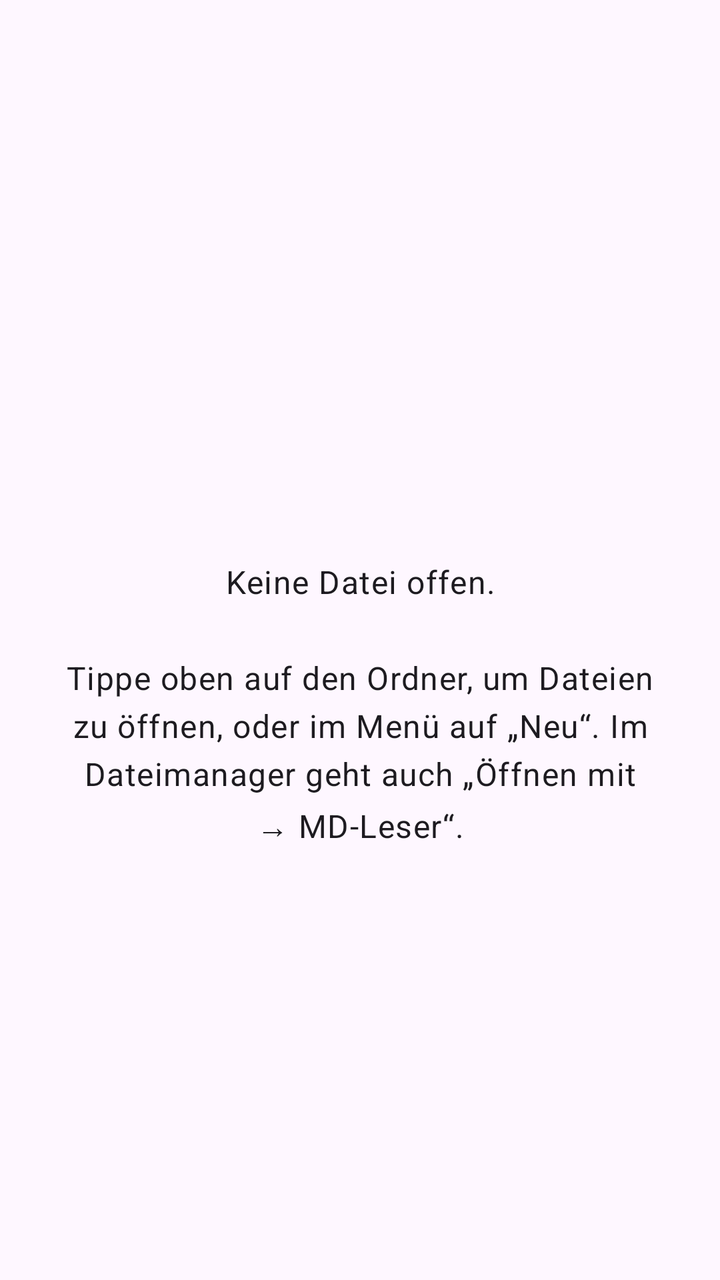
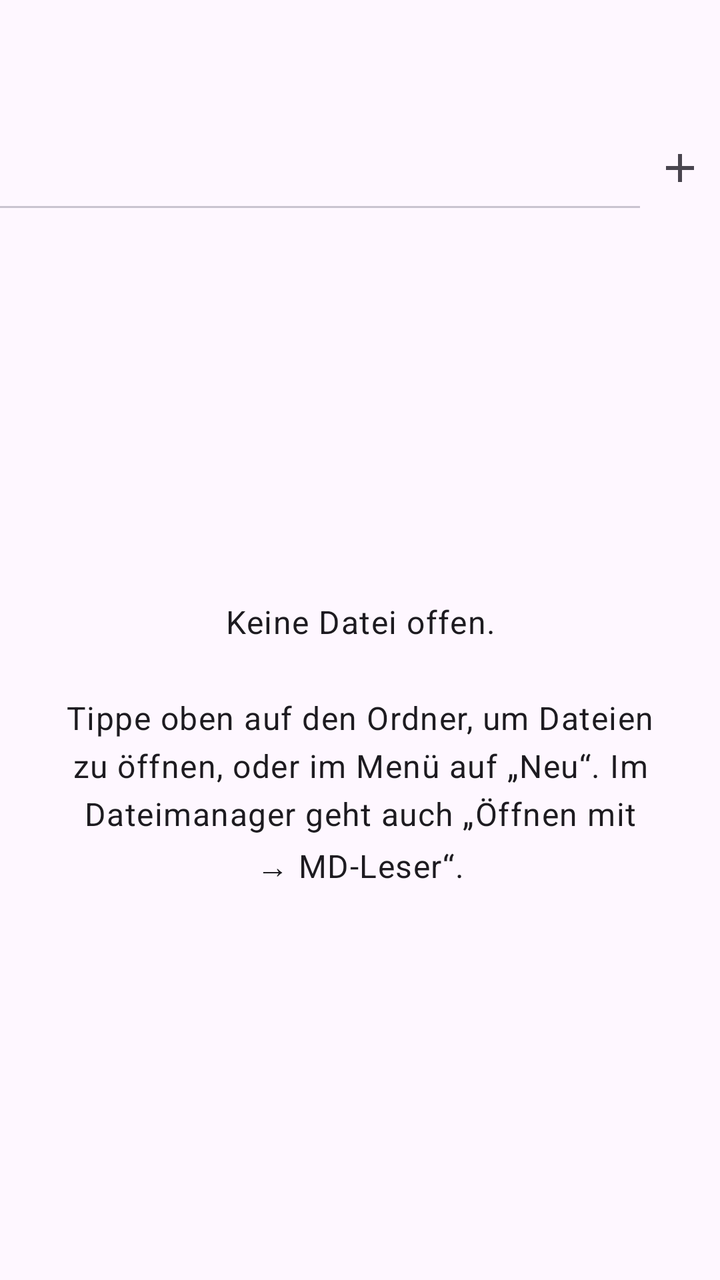

Screens rendered from an Android XML layout before and after an edit, with the pre-edit source and the edit as a unified diff.
<!-- AndroidManifest.xml: application theme Theme.MdLeser -->
<!-- res/layout/activity_main.xml -->
<?xml version="1.0" encoding="utf-8"?>
<LinearLayout xmlns:android="http://schemas.android.com/apk/res/android"
    xmlns:app="http://schemas.android.com/apk/res-auto"
    android:id="@+id/root"
    android:layout_width="match_parent"
    android:layout_height="match_parent"
    android:orientation="vertical">

    <com.google.android.material.appbar.MaterialToolbar
        android:id="@+id/toolbar"
        android:layout_width="match_parent"
        android:layout_height="?attr/actionBarSize" />

    <com.google.android.material.tabs.TabLayout
        android:id="@+id/tabs"
        android:layout_width="match_parent"
        android:layout_height="40dp"
        android:visibility="gone"
        app:tabGravity="start"
        app:tabMode="scrollable"
        app:tabPaddingEnd="4dp"
        app:tabPaddingStart="12dp" />

    <include layout="@layout/search_panel" />

    <FrameLayout
        android:id="@+id/content"
        android:layout_width="match_parent"
        android:layout_height="0dp"
        android:layout_weight="1">

        
        <androidx.core.widget.NestedScrollView
            android:id="@+id/scroll"
            android:layout_width="match_parent"
            android:layout_height="match_parent"
            android:visibility="gone">

            <TextView
                android:id="@+id/text"
                android:layout_width="match_parent"
                android:layout_height="wrap_content"
                android:lineSpacingMultiplier="1.15"
                android:paddingStart="18dp"
                android:paddingTop="12dp"
                android:paddingEnd="18dp"
                android:paddingBottom="48dp"
                android:textColor="?android:attr/textColorPrimary" />
        </androidx.core.widget.NestedScrollView>

        
        <io.github.rosemoe.sora.widget.CodeEditor
            android:id="@+id/editor"
            android:layout_width="match_parent"
            android:layout_height="match_parent"
            android:visibility="gone" />

        <TextView
            android:id="@+id/empty"
            android:layout_width="match_parent"
            android:layout_height="match_parent"
            android:gravity="center"
            android:padding="32dp"
            android:text="@string/leer"
            android:textAppearance="?attr/textAppearanceBodyLarge" />

        <ProgressBar
            android:id="@+id/progress"
            android:layout_width="wrap_content"
            android:layout_height="wrap_content"
            android:layout_gravity="center"
            android:visibility="gone" />
    </FrameLayout>
</LinearLayout>
<!-- res/layout/search_panel.xml (included above) -->
<?xml version="1.0" encoding="utf-8"?>
<LinearLayout xmlns:android="http://schemas.android.com/apk/res/android"
    android:id="@+id/search_panel"
    android:layout_width="match_parent"
    android:layout_height="wrap_content"
    android:background="?attr/colorSurfaceContainer"
    android:orientation="vertical"
    android:paddingStart="8dp"
    android:paddingEnd="4dp"
    android:paddingBottom="2dp"
    android:visibility="gone">

    <LinearLayout
        android:layout_width="match_parent"
        android:layout_height="wrap_content"
        android:gravity="center_vertical"
        android:orientation="horizontal">

        <EditText
            android:id="@+id/search_query"
            android:layout_width="0dp"
            android:layout_height="wrap_content"
            android:layout_weight="1"
            android:hint="@string/suchen"
            android:imeOptions="actionSearch|flagNoExtractUi"
            android:importantForAutofill="no"
            android:inputType="text|textNoSuggestions"
            android:singleLine="true" />

        <TextView
            android:id="@+id/search_count"
            android:layout_width="wrap_content"
            android:layout_height="wrap_content"
            android:minWidth="44dp"
            android:gravity="center"
            android:textAppearance="?attr/textAppearanceLabelMedium" />

        <ImageButton
            android:id="@+id/search_prev"
            android:layout_width="40dp"
            android:layout_height="40dp"
            android:background="?attr/selectableItemBackgroundBorderless"
            android:contentDescription="@string/vorheriger"
            android:src="@drawable/ic_up" />

        <ImageButton
            android:id="@+id/search_next"
            android:layout_width="40dp"
            android:layout_height="40dp"
            android:background="?attr/selectableItemBackgroundBorderless"
            android:contentDescription="@string/naechster"
            android:src="@drawable/ic_down" />

        <ImageButton
            android:id="@+id/search_close"
            android:layout_width="40dp"
            android:layout_height="40dp"
            android:background="?attr/selectableItemBackgroundBorderless"
            android:contentDescription="@string/schliessen"
            android:src="@drawable/ic_close" />
    </LinearLayout>

    <LinearLayout
        android:id="@+id/replace_row"
        android:layout_width="match_parent"
        android:layout_height="wrap_content"
        android:gravity="center_vertical"
        android:orientation="horizontal">

        <EditText
            android:id="@+id/replace_text"
            android:layout_width="0dp"
            android:layout_height="wrap_content"
            android:layout_weight="1"
            android:hint="@string/ersetzen_durch"
            android:imeOptions="actionDone|flagNoExtractUi"
            android:importantForAutofill="no"
            android:inputType="text|textNoSuggestions"
            android:singleLine="true" />

        <Button
            android:id="@+id/replace_one"
            style="?attr/borderlessButtonStyle"
            android:layout_width="wrap_content"
            android:layout_height="wrap_content"
            android:minWidth="0dp"
            android:text="@string/ersetzen" />

        <Button
            android:id="@+id/replace_all"
            style="?attr/borderlessButtonStyle"
            android:layout_width="wrap_content"
            android:layout_height="wrap_content"
            android:minWidth="0dp"
            android:text="@string/alle" />
    </LinearLayout>

    <HorizontalScrollView
        android:layout_width="match_parent"
        android:layout_height="wrap_content"
        android:scrollbars="none">

        <LinearLayout
            android:layout_width="wrap_content"
            android:layout_height="wrap_content"
            android:gravity="center_vertical"
            android:orientation="horizontal">

            <CheckBox
                android:id="@+id/opt_case"
                android:layout_width="wrap_content"
                android:layout_height="wrap_content"
                android:text="@string/gross_klein" />

            <CheckBox
                android:id="@+id/opt_word"
                android:layout_width="wrap_content"
                android:layout_height="wrap_content"
                android:text="@string/ganzes_wort" />

            <RadioGroup
                android:id="@+id/opt_mode"
                android:layout_width="wrap_content"
                android:layout_height="wrap_content"
                android:checkedButton="@+id/mode_normal"
                android:orientation="horizontal">

                <RadioButton
                    android:id="@+id/mode_normal"
                    android:layout_width="wrap_content"
                    android:layout_height="wrap_content"
                    android:text="@string/modus_normal" />

                <RadioButton
                    android:id="@+id/mode_extended"
                    android:layout_width="wrap_content"
                    android:layout_height="wrap_content"
                    android:text="@string/modus_erweitert" />

                <RadioButton
                    android:id="@+id/mode_regex"
                    android:layout_width="wrap_content"
                    android:layout_height="wrap_content"
                    android:text="@string/modus_regex" />
            </RadioGroup>

            <CheckBox
                android:id="@+id/opt_all_tabs"
                android:layout_width="wrap_content"
                android:layout_height="wrap_content"
                android:text="@string/alle_tabs" />

            <Button
                android:id="@+id/search_count_all"
                style="?attr/borderlessButtonStyle"
                android:layout_width="wrap_content"
                android:layout_height="wrap_content"
                android:minWidth="0dp"
                android:text="@string/zaehlen" />
        </LinearLayout>
    </HorizontalScrollView>
</LinearLayout>
<!-- resources referenced by this layout -->
<resources>
  <!-- drawable ic_close (drawable) -->
  <?xml version="1.0" encoding="utf-8"?>
  <vector xmlns:android="http://schemas.android.com/apk/res/android"
      android:width="16dp"
      android:height="16dp"
      android:tint="?attr/colorControlNormal"
      android:viewportWidth="24"
      android:viewportHeight="24">
      <path
          android:fillColor="@android:color/white"
          android:pathData="M19,6.41L17.59,5 12,10.59 6.41,5 5,6.41 10.59,12 5,17.59 6.41,19 12,13.41 17.59,19 19,17.59 13.41,12z" />
  </vector>
  <!-- drawable ic_down (drawable) -->
  <?xml version="1.0" encoding="utf-8"?>
  <vector xmlns:android="http://schemas.android.com/apk/res/android"
      android:width="24dp"
      android:height="24dp"
      android:tint="?attr/colorControlNormal"
      android:viewportWidth="24"
      android:viewportHeight="24">
      <path
          android:fillColor="@android:color/white"
          android:pathData="M7.41,8.59L12,13.17l4.59,-4.58L18,10l-6,6 -6,-6 1.41,-1.41z" />
  </vector>
  <!-- drawable ic_up (drawable) -->
  <?xml version="1.0" encoding="utf-8"?>
  <vector xmlns:android="http://schemas.android.com/apk/res/android"
      android:width="24dp"
      android:height="24dp"
      android:tint="?attr/colorControlNormal"
      android:viewportWidth="24"
      android:viewportHeight="24">
      <path
          android:fillColor="@android:color/white"
          android:pathData="M7.41,15.41L12,10.83l4.59,4.58L18,14l-6,-6 -6,6z" />
  </vector>
  <string name="alle">Alle</string>
  <string name="alle_tabs">Alle Tabs</string>
  <string name="ersetzen">Ersetzen</string>
  <string name="ersetzen_durch">Ersetzen durch</string>
  <string name="ganzes_wort">Ganzes Wort</string>
  <string name="gross_klein">Groß/klein</string>
  <string name="leer">Keine Datei offen.\n\nTippe oben auf den Ordner, um Dateien zu öffnen, oder im Menü auf „Neu“. Im Dateimanager geht auch „Öffnen mit → MD-Leser“.</string>
  <string name="modus_erweitert">Erweitert (\\n, \\t)</string>
  <string name="modus_normal">Normal</string>
  <string name="modus_regex">Regex</string>
  <string name="naechster">Nächster Treffer</string>
  <string name="schliessen">Schließen</string>
  <string name="suchen">Suchen</string>
  <string name="vorheriger">Vorheriger Treffer</string>
  <string name="zaehlen">Zählen</string>
  <style name="Theme.MdLeser" parent="Theme.Material3.DayNight.NoActionBar">
          <item name="android:statusBarColor">@android:color/transparent</item>
          <item name="android:navigationBarColor">@android:color/transparent</item>
      </style>
</resources>

<!-- the commit's change to res/layout/activity_main.xml (unified diff, before → after) -->
@@ -11,15 +11,31 @@
         android:layout_width="match_parent"
         android:layout_height="?attr/actionBarSize" />
 
-    <com.google.android.material.tabs.TabLayout
-        android:id="@+id/tabs"
+    <LinearLayout
+        android:id="@+id/tab_row"
         android:layout_width="match_parent"
         android:layout_height="40dp"
-        android:visibility="gone"
-        app:tabGravity="start"
-        app:tabMode="scrollable"
-        app:tabPaddingEnd="4dp"
-        app:tabPaddingStart="12dp" />
+        android:gravity="center_vertical"
+        android:orientation="horizontal">
+
+        <com.google.android.material.tabs.TabLayout
+            android:id="@+id/tabs"
+            android:layout_width="0dp"
+            android:layout_weight="1"
+            android:layout_height="40dp"
+            app:tabGravity="start"
+            app:tabMode="scrollable"
+            app:tabPaddingEnd="4dp"
+            app:tabPaddingStart="12dp" />
+
+        <ImageButton
+            android:id="@+id/tab_new"
+            android:layout_width="40dp"
+            android:layout_height="40dp"
+            android:background="?attr/selectableItemBackgroundBorderless"
+            android:contentDescription="@string/neu"
+            android:src="@drawable/ic_add" />
+    </LinearLayout>
 
     <include layout="@layout/search_panel" />
 
<!-- resource entries referenced after the edit -->
@@ -1,5 +1,17 @@
 <!-- resources referenced by this layout -->
 <resources>
+  <!-- drawable ic_add (drawable) -->
+  <?xml version="1.0" encoding="utf-8"?>
+  <vector xmlns:android="http://schemas.android.com/apk/res/android"
+      android:width="24dp"
+      android:height="24dp"
+      android:tint="?attr/colorControlNormal"
+      android:viewportWidth="24"
+      android:viewportHeight="24">
+      <path
+          android:fillColor="@android:color/white"
+          android:pathData="M19,13h-6v6h-2v-6H5v-2h6V5h2v6h6v2z" />
+  </vector>
   <!-- drawable ic_close (drawable) -->
   <?xml version="1.0" encoding="utf-8"?>
   <vector xmlns:android="http://schemas.android.com/apk/res/android"
@@ -47,6 +59,7 @@
   <string name="modus_normal">Normal</string>
   <string name="modus_regex">Regex</string>
   <string name="naechster">Nächster Treffer</string>
+  <string name="neu">Neu</string>
   <string name="schliessen">Schließen</string>
   <string name="suchen">Suchen</string>
   <string name="vorheriger">Vorheriger Treffer</string>
